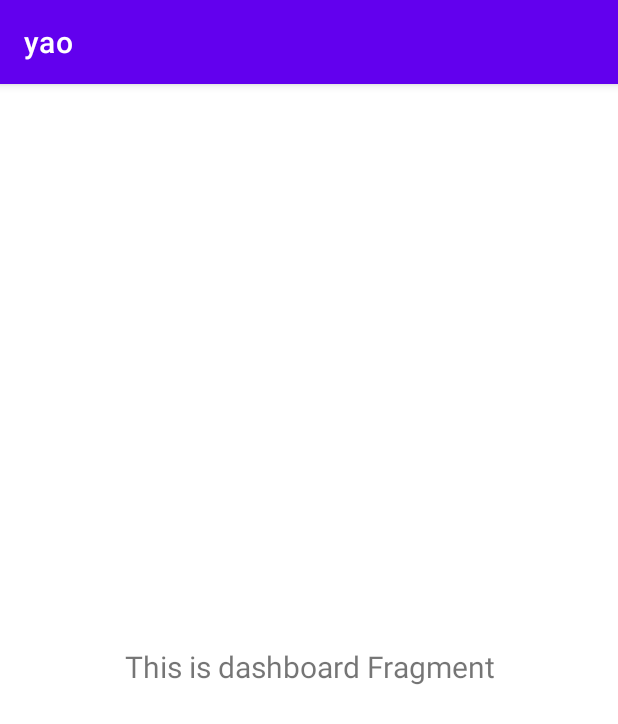
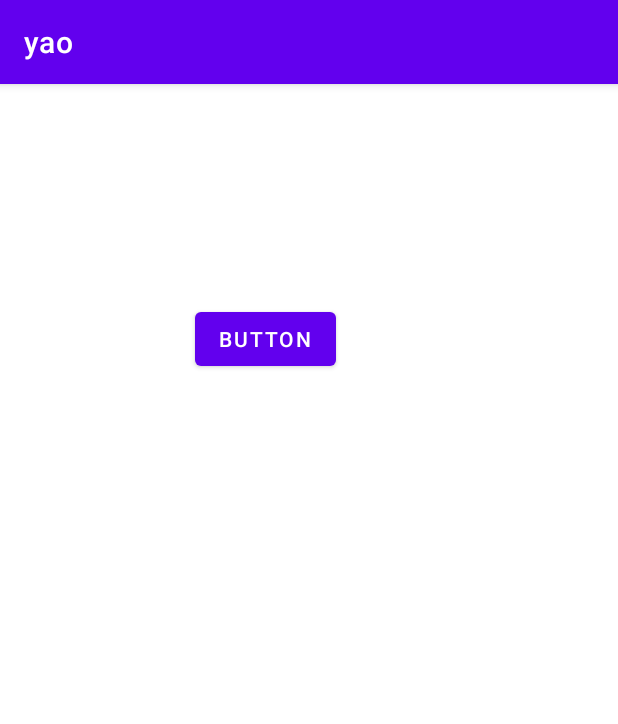
Before and after one commit to riverb00k/yao, an Android app: the fragment DashboardFragment shown on its own in the app's theme, on a phone screen of 412 x 824 dp. Shown: the top 724 px of the screen. Run offline under Robolectric (Android 15) with nearby library versions, the phone set to English and light mode, and no system bars.

Commit message:
dashboard画面の追加 画面遷移の修正

```diff
--- a/app/src/main/java/com/websarva/wings/android/yao/ItemListDialogFragment.kt
+++ b/app/src/main/java/com/websarva/wings/android/yao/ItemListDialogFragment.kt
@@ -37,13 +37,13 @@ class ItemListDialogFragment : BottomSheetDialogFragment() {
     ): View? {
 
         _binding = FragmentItemListDialogListDialogBinding.inflate(inflater, container, false)
-        return binding.root
-
 
         binding.kusuribackbtn2.setOnClickListener{
 
-            findNavController().navigate(R.id.action_navigation_notifications_to_itemListDialogFragment)
+            findNavController().navigate(R.id.action_itemListDialogFragment_to_navigation_notifications)
         }
+
+        return binding.root
 
     }
 
--- a/app/src/main/java/com/websarva/wings/android/yao/Kusuribrowsingfragment.kt
+++ b/app/src/main/java/com/websarva/wings/android/yao/Kusuribrowsingfragment.kt
@@ -39,11 +39,13 @@ class Kusuribrowsingfragment : Fragment() {
         savedInstanceState: Bundle?
     ): View? {
         // Inflate the layout for this fragment
-        return inflater.inflate(R.layout.row_kusurieturann, container, false)
+        //return inflater.inflate(R.layout.row_kusurieturann, container, false)
 
         binding.kusurieditbtn.setOnClickListener{
             findNavController().navigate(R.id.action_itemListDialogFragment_to_kusuriaddFragment)
         }
+        val root: View = binding.root
+        return root
     }
 
     companion object {
--- a/app/src/main/java/com/websarva/wings/android/yao/MainActivity.kt
+++ b/app/src/main/java/com/websarva/wings/android/yao/MainActivity.kt
@@ -4,6 +4,7 @@ import android.os.Bundle
 import com.google.android.material.bottomnavigation.BottomNavigationView
 import androidx.appcompat.app.AppCompatActivity
 import androidx.navigation.findNavController
+import androidx.navigation.fragment.findNavController
 import androidx.navigation.ui.AppBarConfiguration
 import androidx.navigation.ui.setupActionBarWithNavController
 import androidx.navigation.ui.setupWithNavController
@@ -22,10 +23,10 @@ class MainActivity : AppCompatActivity() {
         val navView: BottomNavigationView = binding.navView
 
         val navController = findNavController(R.id.nav_host_fragment_activity_main)
-        navView.setOnNavigationItemSelectedListener(BottomNavigationView.OnNavigationItemSelectedListener {item ->
+        /*navView.setOnNavigationItemSelectedListener(BottomNavigationView.OnNavigationItemSelectedListener {item ->
 
             false
-        })
+        })*/
 
 
         // Passing each menu ID as a set of Ids because each
@@ -37,5 +38,6 @@ class MainActivity : AppCompatActivity() {
         )
         setupActionBarWithNavController(navController, appBarConfiguration)
         navView.setupWithNavController(navController)
+
     }
 }
--- a/app/src/main/java/com/websarva/wings/android/yao/kusurimemoFragment.kt
+++ b/app/src/main/java/com/websarva/wings/android/yao/kusurimemoFragment.kt
@@ -23,7 +23,7 @@ class kusurimemoFragment : Fragment() {
         container: ViewGroup?,
         savedInstanceState: Bundle?
     ): View? {
-        return inflater.inflate(R.layout.fragment_kusurimemo, container, false)
+        //return inflater.inflate(R.layout.fragment_kusurimemo, container, false)
 
         _binding = FragmentKusurimemoBinding.inflate(inflater, container, false)
         val root: View = binding.root
@@ -31,5 +31,6 @@ class kusurimemoFragment : Fragment() {
         binding.memobackbtn.setOnClickListener{
             findNavController().navigate(R.id.action_kusurimemoFragment_to_navigation_home)
         }
+        return root
     }
 }
--- a/app/src/main/java/com/websarva/wings/android/yao/ui/dashboard/DashboardFragment.kt
+++ b/app/src/main/java/com/websarva/wings/android/yao/ui/dashboard/DashboardFragment.kt
@@ -8,6 +8,7 @@ import android.widget.TextView
 import androidx.fragment.app.Fragment
 import androidx.lifecycle.Observer
 import androidx.lifecycle.ViewModelProvider
+import androidx.navigation.fragment.findNavController
 import com.websarva.wings.android.yao.R
 import com.websarva.wings.android.yao.databinding.FragmentDashboardBinding
 
@@ -31,10 +32,6 @@ class DashboardFragment : Fragment() {
         _binding = FragmentDashboardBinding.inflate(inflater, container, false)
         val root: View = binding.root
 
-        val textView: TextView = binding.textDashboard
-        dashboardViewModel.text.observe(viewLifecycleOwner, Observer {
-            textView.text = it
-        })
         return root
     }
 
--- a/app/src/main/java/com/websarva/wings/android/yao/ui/notifications/NotificationsFragment.kt
+++ b/app/src/main/java/com/websarva/wings/android/yao/ui/notifications/NotificationsFragment.kt
@@ -40,10 +40,6 @@ class NotificationsFragment : Fragment() {
             findNavController().navigate(R.id.action_navigation_notifications_to_itemListDialogFragment)
         }
 
-        /*val textView: TextView = binding.kusurieturannbtn*/
-        notificationsViewModel.text.observe(viewLifecycleOwner, Observer {
-            /*textView.text = it*/
-        })
         return root
     }
 
--- a/app/src/main/res/layout/fragment_dashboard.xml
+++ b/app/src/main/res/layout/fragment_dashboard.xml
@@ -6,17 +6,14 @@
     android:layout_height="match_parent"
     tools:context=".ui.dashboard.DashboardFragment">
 
-    <TextView
-        android:id="@+id/text_dashboard"
-        android:layout_width="match_parent"
+    <Button
+        android:id="@+id/button"
+        android:layout_width="wrap_content"
         android:layout_height="wrap_content"
-        android:layout_marginStart="8dp"
-        android:layout_marginTop="8dp"
-        android:layout_marginEnd="8dp"
-        android:textAlignment="center"
-        android:textSize="20sp"
-        app:layout_constraintBottom_toBottomOf="parent"
-        app:layout_constraintEnd_toEndOf="parent"
+        android:layout_marginStart="130dp"
+        android:layout_marginLeft="130dp"
+        android:layout_marginTop="146dp"
+        android:text="Button"
         app:layout_constraintStart_toStartOf="parent"
         app:layout_constraintTop_toTopOf="parent" />
 </androidx.constraintlayout.widget.ConstraintLayout>
--- a/app/src/main/res/layout/fragment_item_list_dialog_list_dialog.xml
+++ b/app/src/main/res/layout/fragment_item_list_dialog_list_dialog.xml
@@ -2,6 +2,7 @@
 <FrameLayout xmlns:android="http://schemas.android.com/apk/res/android"
     xmlns:app="http://schemas.android.com/apk/res-auto"
     xmlns:tools="http://schemas.android.com/tools"
+    android:id="@+id/uenoyatu2"
     android:layout_width="match_parent"
     android:layout_height="match_parent"
     tools:context=".ItemListDialogFragment">
```
Also changed, not shown: app/src/main/java/com/websarva/wings/android/yao/KusuriaddFragment.kt (+5 -2 lines), app/src/main/res/navigation/mobile_navigation.xml (+12 -4 lines).
